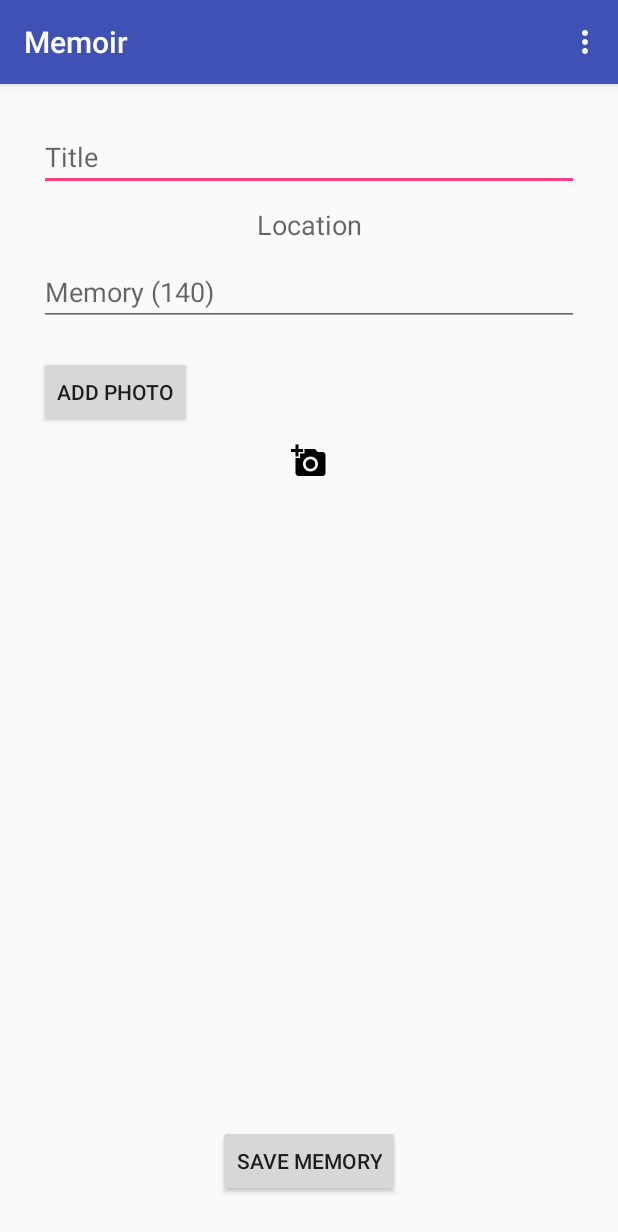
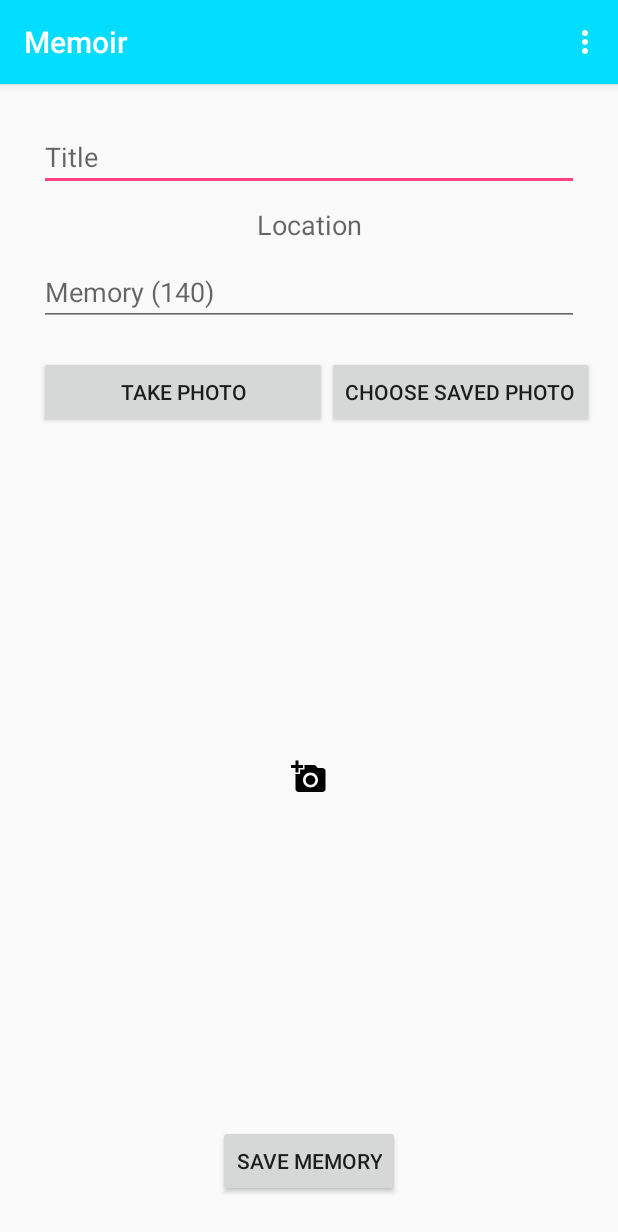
Before and after one commit to allenwixted/MemoirV2, an Android app: the AddMemoryActivity screen opened directly, with no data from a screen before it, on a phone screen of 412 x 824 dp. Shown: the top 1232 px of the screen. Run offline under Robolectric (Android 15) with nearby library versions, the phone set to English and light mode, and no system bars.

Commit message:
Can take photos and add them to memories.

```diff
--- a/app/src/main/AndroidManifest.xml
+++ b/app/src/main/AndroidManifest.xml
@@ -5,6 +5,7 @@
     <uses-permission android:name="android.permission.ACCESS_FINE_LOCATION"/>
     <uses-permission android:name="android.permission.ACCESS_COARSE_LOCATION" />
     <uses-permission android:name="android.permission.ACCESS_MOCK_LOCATION" />
+    <uses-permission android:name="android.permission.CAMERA" />
 
 
     <application
@@ -12,7 +13,7 @@
         android:icon="@mipmap/ic_launcher"
         android:label="@string/app_name"
         android:supportsRtl="true"
-        android:theme="@style/AppTheme"
+        android:theme="@style/Memoir"
         android:debuggable="true">
         <activity android:name=".MainActivity">
             <intent-filter>
--- a/app/src/main/java/com/allenwixted/memoirv2/AddMemoryActivity.java
+++ b/app/src/main/java/com/allenwixted/memoirv2/AddMemoryActivity.java
@@ -5,10 +5,12 @@ import android.annotation.TargetApi;
 import android.content.Context;
 import android.content.Intent;
 import android.content.pm.PackageManager;
+import android.graphics.Bitmap;
 import android.location.Location;
 import android.location.LocationListener;
 import android.location.LocationManager;
 import android.os.Build;
+import android.provider.MediaStore;
 import android.support.v4.app.ActivityCompat;
 import android.support.v7.app.AppCompatActivity;
 import android.os.Bundle;
@@ -18,6 +20,7 @@ import android.view.MenuItem;
 import android.view.View;
 import android.widget.Button;
 import android.widget.EditText;
+import android.widget.ImageView;
 import android.widget.Toast;
 
 import org.w3c.dom.Text;
@@ -33,8 +36,10 @@ import java.io.OutputStreamWriter;
 
 public class AddMemoryActivity extends AppCompatActivity {
 
+    public static final int CAMERA_REQUEST = 10; //10 is unique identifier for camera photo capture
     double latitude;
     double longitude;
+    private ImageView imgChosenPhoto; //This is the photo chosen by the user
 
     @TargetApi(Build.VERSION_CODES.M)
     @Override
@@ -53,6 +58,8 @@ public class AddMemoryActivity extends AppCompatActivity {
         LocationManager lm = (LocationManager) getSystemService(Context.LOCATION_SERVICE);
         //Check permissions of GPS
         ActivityCompat.requestPermissions(this, new String[]{Manifest.permission.ACCESS_FINE_LOCATION, Manifest.permission.ACCESS_COARSE_LOCATION}, 0);
+        ActivityCompat.requestPermissions(this, new String[]{Manifest.permission.CAMERA}, 0);
+
         if (ActivityCompat.checkSelfPermission(this, Manifest.permission.ACCESS_FINE_LOCATION) != PackageManager.PERMISSION_GRANTED && ActivityCompat.checkSelfPermission(this, Manifest.permission.ACCESS_COARSE_LOCATION) != PackageManager.PERMISSION_GRANTED) {
             Location location = lm.getLastKnownLocation(LocationManager.GPS_PROVIDER);
             longitude = location.getLongitude();
@@ -149,6 +156,22 @@ public class AddMemoryActivity extends AppCompatActivity {
                 }
             });
         }
+
+        Button photoButtonCapture = (Button) findViewById(R.id.photoButton);
+        if (photoButtonCapture != null) {
+            photoButtonCapture.setOnClickListener(new View.OnClickListener() {
+
+                @Override
+                public void onClick(View cam) {
+
+                    Intent cameraIntent = new Intent(MediaStore.ACTION_IMAGE_CAPTURE);
+                        startActivityForResult(cameraIntent, CAMERA_REQUEST);
+                }
+            });
+        }
+
+        //get the image and cast to image view
+        imgChosenPhoto = (ImageView) findViewById(R.id.chosenImage);
     }
 
     //Write data to specified file
@@ -256,4 +279,20 @@ public class AddMemoryActivity extends AppCompatActivity {
         }
 
     }
+
+
+    @Override
+    protected void onActivityResult(int requestCode, int resultCode, Intent data) {
+        super.onActivityResult(requestCode, resultCode, data);
+
+
+        //did the user press OK?
+        if(resultCode == RESULT_OK){
+            if(requestCode == CAMERA_REQUEST){
+                //comm back to the camera and get the image as a bitmap
+                Bitmap cameraImage = (Bitmap) data.getExtras().get("data");
+                imgChosenPhoto.setImageBitmap(cameraImage);
+            }
+        }
+    }
 }
--- a/app/src/main/res/layout/activity_add_memory.xml
+++ b/app/src/main/res/layout/activity_add_memory.xml
@@ -44,13 +44,17 @@
     <Button
         android:layout_width="wrap_content"
         android:layout_height="wrap_content"
-        android:text="Add Photo"
+        android:text="Take Photo"
         android:id="@+id/photoButton"
         android:layout_below="@+id/editText2"
         android:layout_alignParentLeft="true"
         android:layout_alignParentStart="true"
-        android:hint="Add Photo"
-        android:layout_margin="10dp" />
+        android:hint="Take Photo"
+        android:layout_marginLeft="10dp"
+        android:layout_marginTop="10dp"
+        android:layout_marginBottom="10dp"
+        android:layout_toLeftOf="@+id/button"
+        android:layout_toStartOf="@+id/button" />
 
     <Button
         android:layout_width="wrap_content"
@@ -64,10 +68,20 @@
     <ImageView
         android:layout_width="match_parent"
         android:layout_height="wrap_content"
-        android:id="@+id/imageView"
+        android:id="@+id/chosenImage"
         android:scaleType="centerInside"
         android:src="@drawable/ic_add_a_photo_black_24px"
         android:layout_below="@+id/photoButton"
         android:layout_alignParentLeft="true"
-        android:layout_alignParentStart="true" />
+        android:layout_alignParentStart="true"
+        android:layout_above="@+id/saveButton" />
+
+    <Button
+        android:layout_width="wrap_content"
+        android:layout_height="wrap_content"
+        android:text="Choose Saved Photo"
+        android:id="@+id/button"
+        android:layout_alignTop="@+id/photoButton"
+        android:layout_alignParentRight="true"
+        android:layout_alignParentEnd="true" />
 </RelativeLayout>
--- /dev/null
+++ b/app/src/main/res/values-v21/styles.xml
@@ -0,0 +1,9 @@
+<?xml version="1.0" encoding="utf-8"?>
+<resources>
+
+    <style name="Memoir" parent="AppTheme">
+        <item name="colorPrimary">@android:color/holo_blue_bright</item>
+        <item name="colorPrimaryDark">@android:color/holo_blue_dark</item>
+        <item name="android:statusBarColor">@android:color/holo_blue_light</item>
+    </style>
+</resources>
--- a/app/src/main/res/values/styles.xml
+++ b/app/src/main/res/values/styles.xml
@@ -8,4 +8,9 @@
         <item name="colorAccent">@color/colorAccent</item>
     </style>
 
+    <style name="Memoir" parent="AppTheme" >
+        <item name="colorPrimary">@android:color/holo_blue_bright</item>
+        <item name="colorPrimaryDark">@android:color/holo_blue_dark</item>
+    </style>
+
 </resources>
```
